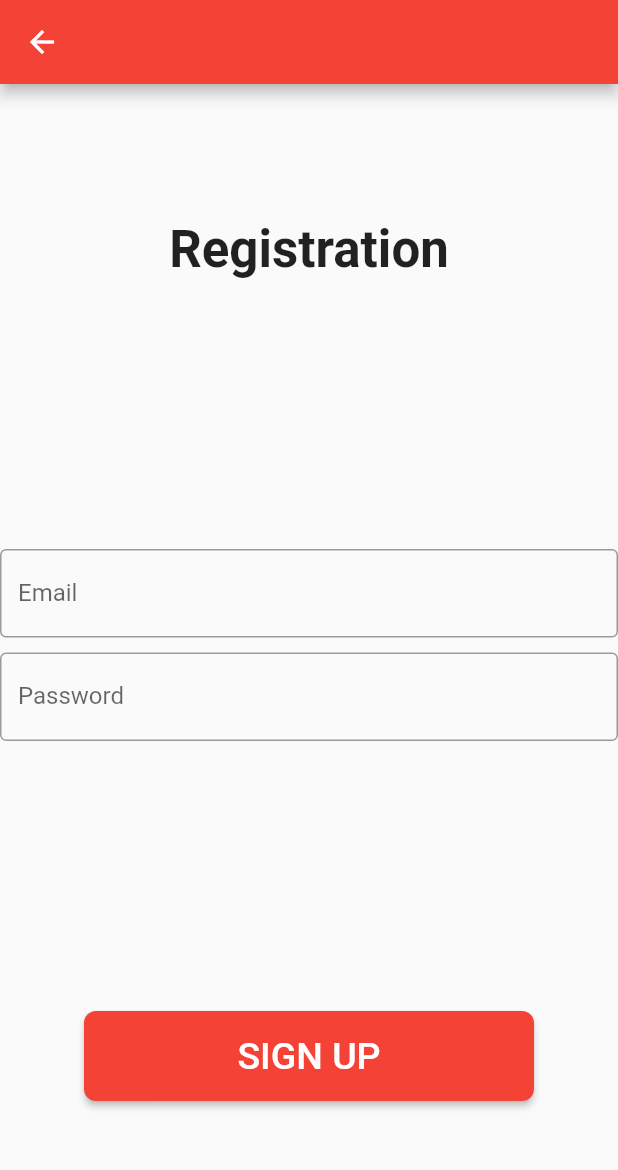
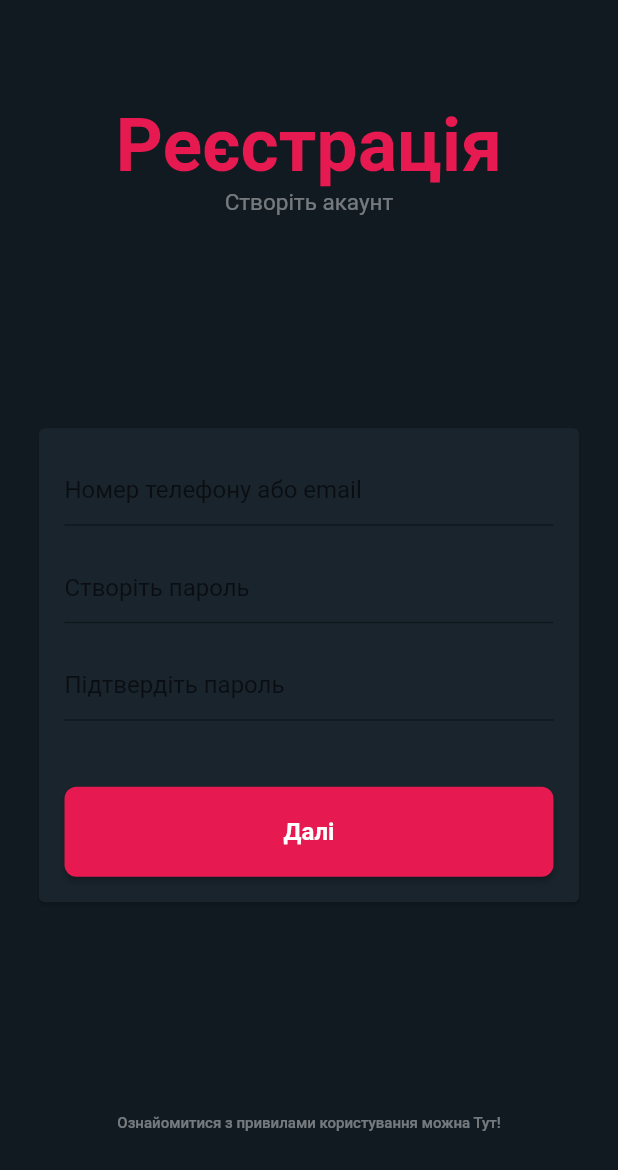
Before and after one commit to Appollo21/FlutterITSU, a Flutter app: the Register screen opened directly, on a phone screen of 412 x 824 dp. Shown: the top 1170 px of the screen. Run offline on Flutter 3.47's test engine with Material 2 defaults, Android fonts, the phone set to English and light mode, and no system bars; our stand-ins replace firebase_auth, firebase_core, syncfusion_flutter_calendar; accounts and stored records are empty.

Commit message:
New register page (Верстка)

```diff
--- a/lib/Setup/AuthPages/SignUp.dart
+++ b/lib/Setup/AuthPages/SignUp.dart
@@ -1,6 +1,7 @@
 import 'package:flutter/material.dart';
 import 'package:flutter_auth/Setup/AuthPages/LogIn.dart';
 import 'package:firebase_auth/firebase_auth.dart';
+import 'package:flutter_auth/Setup/Wigets/WidgetButton.dart';
 
 class Register extends StatefulWidget{
   @override
@@ -13,70 +14,105 @@ class _RegisterState extends State<Register>{
   @override
   Widget build(BuildContext context){
     return Scaffold(
-        appBar: AppBar(
-        ),
-        body: Container(
+        resizeToAvoidBottomInset: false,
+        body:
+         Container(
+          color: Color.fromRGBO(17,26,33,1),
           child: Form(
           key: _formKey,
-          child:
-            Center(
               child:Column(
               mainAxisAlignment: MainAxisAlignment.spaceAround,
               children: <Widget>[
-                Text('Registration',
+                Container(
+                  child: Column(
+                    children: <Widget>[
+                      Container(
+                        child:Text(
+                              "Реєстрація",
                               style: TextStyle(
-                        fontWeight: FontWeight.bold,
-                        fontSize: 34
+                                  color: Color.fromRGBO(230,26,80,1),
+                                  fontSize: 49,
+                                  fontWeight: FontWeight.w700,
+                                ),
+                            )
+                        ),
+                      Container(
+                        child:Text(
+                              "Створіть акаунт",
+                              style: TextStyle(
+                                  color: Color.fromRGBO(255,255,255,0.42),
+                                  fontSize: 15,
+                                  fontWeight: FontWeight.w400,
+                              ),)
+                      ),
+                    ],
                   ),
                 ),
-                Column(
+                Container(
+                  margin: EdgeInsets.fromLTRB(22,0,22,0),
+                  child:
+                  Card(
+                    color: Color.fromRGBO(25,36,44,1),
+                    child: Column(
                       children: <Widget>[
-                TextFormField(
-                  validator: (input) {
-                    if(input.isEmpty){
-                      return 'Provide an email';
-                    }
-                  },
+                        Container(
+                          margin: EdgeInsets.fromLTRB(17,17,17,0),
+                          child:TextField(
+                            style: TextStyle(color: Colors.white),
                             decoration: InputDecoration(
-                    labelText: 'Email',
-                    border: OutlineInputBorder(),
+                              focusColor: Color.fromRGBO(230,26,80,1),
+                              hintText: "Номер телефону або email"
                             ),
-                  onSaved: (input) => _email = input,
+                          )
                         ),
-                SizedBox(height:10),
-                TextFormField(
-                  validator: (input) {
-                    if(input.length < 6){
-                      return 'Longer password please';
-                    }
-                  },
+                        Container(
+                          margin: EdgeInsets.fromLTRB(17,17,17,0),
+                          child:TextField(
+                            style: TextStyle(color: Colors.white),
                             decoration: InputDecoration(
-                    labelText: 'Password',
-                    border: OutlineInputBorder(),
+                              focusColor: Color.fromRGBO(230,26,80,1),
+                              hintText: "Створіть пароль"
                             ),
-                  onSaved: (input) => _password = input,
-                  obscureText: true,
+                          )
+                        ),
+                        Container(
+                          margin: EdgeInsets.fromLTRB(17,17,17,0),
+                          child:TextField(
+                            style: TextStyle(color: Colors.white),
+                            decoration: InputDecoration(
+                              focusColor: Color.fromRGBO(230,26,80,1),
+                              hintText: "Підтвердіть пароль"
+                            ),
+                          )
+                        ),
+                        Container(
+                          margin: EdgeInsets.fromLTRB(17,44,17,17),
+                          child: FitnessButton("Далі",register),
                         ),
                       ]
-                ),
-                MaterialButton(
-                    height: 60.0,
-                    minWidth: 300.0,
-                    onPressed: register,
-                    color: Colors.red,
-                    shape: RoundedRectangleBorder(borderRadius: BorderRadius.circular(8.0)),
-                    child: Text('SIGN UP',
-                        style: TextStyle(
-                          color: Colors.white,
-                          fontSize: 25
                   )
                 ),
                 ),
-              ],
+
+                Container(
+                    child: Text(
+                      "Ознайомитися з привилами користування можна Тут!",
+                      style: TextStyle(
+                        color: Color.fromRGBO(255, 255, 255, 0.42),
+                        fontSize: 10,
+                        fontWeight: FontWeight.w500,
+                        )
+
                     ),
                 )
+
+              ],
+
+            ),
+
         )
       )
+
     );
   }
   Future<void> register() async {
--- a/lib/Setup/Pages/Calendar/Calendar.dart
+++ b/lib/Setup/Pages/Calendar/Calendar.dart
@@ -1,6 +1,6 @@
 import 'package:flutter/material.dart';
 import 'package:syncfusion_flutter_calendar/calendar.dart';
-import 'package:flutter_auth/Setup/Pages/WidgetButtomNavBar.dart';
+import 'package:flutter_auth/Setup/Wigets/WidgetButtomNavBar.dart';
 
 class Calendar extends StatefulWidget{
   @override
--- a/lib/Setup/Pages/Home.dart
+++ b/lib/Setup/Pages/Home.dart
@@ -1,5 +1,5 @@
 import 'package:flutter/material.dart';
-import 'package:flutter_auth/Setup/Pages/WidgetButtomNavBar.dart';
+import 'package:flutter_auth/Setup/Wigets/WidgetButtomNavBar.dart';
 
 class Home extends StatefulWidget{
   @override
--- a/lib/Setup/Pages/Profile.dart
+++ b/lib/Setup/Pages/Profile.dart
@@ -1,5 +1,5 @@
 import 'package:flutter/material.dart';
-import 'package:flutter_auth/Setup/Pages/WidgetButtomNavBar.dart';
+import 'package:flutter_auth/Setup/Wigets/WidgetButtomNavBar.dart';
 
 class Profile extends StatefulWidget{
   @override
--- /dev/null
+++ b/lib/Setup/Wigets/WidgetButton.dart
@@ -0,0 +1,25 @@
+import 'package:flutter/material.dart';
+import 'package:flutter_auth/Setup/Pages/Calendar/Calendar.dart';
+import 'package:flutter_auth/Setup/Pages/Home.dart';
+import 'package:flutter_auth/Setup/Pages/Profile.dart';
+
+Widget FitnessButton(String text,register){
+
+  return
+            MaterialButton(
+                    height: 60.0,
+                    minWidth: 336.0,
+                    onPressed: register,
+
+                    color: Color.fromRGBO(230,26,80,1),
+                    shape: RoundedRectangleBorder(borderRadius: BorderRadius.circular(8.0)),
+                    child: Text(text,
+                        style: TextStyle(
+                          color: Colors.white,
+                          fontSize: 16,
+                          fontWeight: FontWeight.w700
+                        )
+                    ),
+            )
+          ;
+}
--- a/lib/main.dart
+++ b/lib/main.dart
@@ -20,3 +20,19 @@ class MyApp extends StatelessWidget{
     );
   }
 }
+
+Map<int, Color> color =
+{
+50:Color.fromRGBO(17,26,33,1),
+100:Color.fromRGBO(17,26,33,1),
+200:Color.fromRGBO(17,26,33,1),
+300:Color.fromRGBO(17,26,33,1),
+400:Color.fromRGBO(17,26,33,1),
+500:Color.fromRGBO(17,26,33,1),
+600:Color.fromRGBO(17,26,33,1),
+700:Color.fromRGBO(17,26,33,1),
+800:Color.fromRGBO(17,26,33,1),
+900:Color.fromRGBO(17,26,33,1),
+};
+
+MaterialColor colorCustom = MaterialColor(0xff123123, color);
```
Also changed, not shown: lib/Setup/Wigets/WidgetButtomNavBar.dart (renamed from lib/Setup/Pages/WidgetButtomNavBar.dart). Lines whose indentation alone changed are shown as unchanged.
